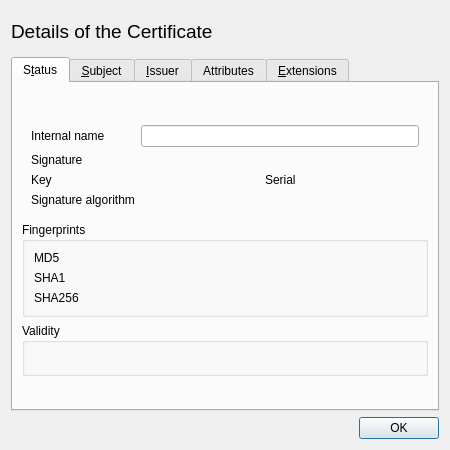
Above: ui/CertDetail.ui from chris2511/xca before the change. Below: the same form after it.
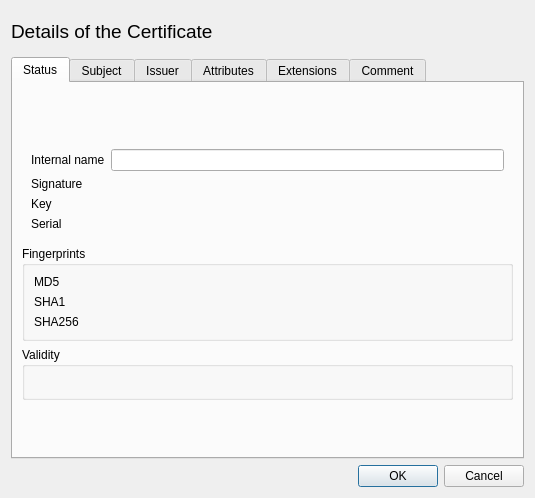
That is the form after the change. Custom widgets are drawn as their Qt base class.

```diff
--- a/ui/CertDetail.ui
+++ b/ui/CertDetail.ui
@@ -6,19 +6,13 @@
    <rect>
     <x>0</x>
     <y>0</y>
-    <width>450</width>
-    <height>450</height>
+    <width>535</width>
+    <height>498</height>
    </rect>
   </property>
   <layout class="QVBoxLayout" name="verticalLayout_2">
    <item>
     <layout class="QHBoxLayout">
-     <property name="spacing">
-      <number>6</number>
-     </property>
-     <property name="margin">
-      <number>0</number>
-     </property>
      <item>
       <widget class="QLabel" name="headerLabel">
        <property name="font">
@@ -81,7 +75,7 @@
      </property>
      <widget class="QWidget" name="unnamed">
       <attribute name="title">
-       <string>S&amp;tatus</string>
+       <string>Status</string>
       </attribute>
       <layout class="QVBoxLayout" name="verticalLayout_4">
        <item>
@@ -105,62 +99,7 @@
          <property name="frameShadow">
           <enum>QFrame::Sunken</enum>
          </property>
-         <layout class="QGridLayout">
-          <property name="margin">
-           <number>9</number>
-          </property>
-          <property name="spacing">
-           <number>6</number>
-          </property>
-          <item row="3" column="1">
-           <widget class="CopyLabel" name="sigAlgo"/>
-          </item>
-          <item row="2" column="1">
-           <layout class="QHBoxLayout">
-            <property name="spacing">
-             <number>6</number>
-            </property>
-            <property name="margin">
-             <number>0</number>
-            </property>
-            <item>
-             <widget class="ClickLabel" name="privKey"/>
-            </item>
-            <item>
-             <widget class="QLabel" name="serialLabel">
-              <property name="sizePolicy">
-               <sizepolicy hsizetype="Fixed" vsizetype="Minimum">
-                <horstretch>0</horstretch>
-                <verstretch>0</verstretch>
-               </sizepolicy>
-              </property>
-              <property name="text">
-               <string>Serial</string>
-              </property>
-             </widget>
-            </item>
-            <item>
-             <widget class="CopyLabel" name="serialNr">
-              <property name="sizePolicy">
-               <sizepolicy hsizetype="Preferred" vsizetype="Minimum">
-                <horstretch>0</horstretch>
-                <verstretch>0</verstretch>
-               </sizepolicy>
-              </property>
-              <property name="toolTip">
-               <string>The serial number of the certificate</string>
-              </property>
-             </widget>
-            </item>
-           </layout>
-          </item>
-          <item row="0" column="1">
-           <widget class="QLineEdit" name="descr">
-            <property name="toolTip">
-             <string>The internal name of the certificate in the database</string>
-            </property>
-           </widget>
-          </item>
+         <layout class="QGridLayout" name="gridLayout">
           <item row="0" column="0">
            <widget class="QLabel" name="TextLabel2">
             <property name="text">
@@ -168,26 +107,10 @@
             </property>
            </widget>
           </item>
-          <item row="1" column="1">
-           <layout class="QHBoxLayout">
-            <property name="spacing">
-             <number>6</number>
-            </property>
-            <property name="margin">
-             <number>0</number>
-            </property>
-            <item>
-             <widget class="ClickLabel" name="signature"/>
-            </item>
-            <item>
-             <widget class="ClickLabel" name="trustState"/>
-            </item>
-           </layout>
-          </item>
-          <item row="3" column="0">
-           <widget class="QLabel" name="TextLabel1_2_2">
-            <property name="text">
-             <string>Signature algorithm</string>
+          <item row="0" column="1">
+           <widget class="QLineEdit" name="descr">
+            <property name="toolTip">
+             <string>The internal name of the certificate in the database</string>
             </property>
            </widget>
           </item>
@@ -198,6 +121,24 @@
             </property>
            </widget>
           </item>
+          <item row="1" column="1">
+           <layout class="QHBoxLayout" name="horizontalLayout">
+            <item>
+             <widget class="ClickLabel" name="signature">
+              <property name="text">
+               <string/>
+              </property>
+             </widget>
+            </item>
+            <item>
+             <widget class="CopyLabel" name="sigAlgo">
+              <property name="text">
+               <string/>
+              </property>
+             </widget>
+            </item>
+           </layout>
+          </item>
           <item row="2" column="0">
            <widget class="QLabel" name="TextLabel6">
             <property name="text">
@@ -205,6 +146,42 @@
             </property>
            </widget>
           </item>
+          <item row="2" column="1">
+           <widget class="ClickLabel" name="privKey">
+            <property name="text">
+             <string/>
+            </property>
+           </widget>
+          </item>
+          <item row="3" column="0">
+           <widget class="QLabel" name="serialLabel">
+            <property name="sizePolicy">
+             <sizepolicy hsizetype="Fixed" vsizetype="Minimum">
+              <horstretch>0</horstretch>
+              <verstretch>0</verstretch>
+             </sizepolicy>
+            </property>
+            <property name="text">
+             <string>Serial</string>
+            </property>
+           </widget>
+          </item>
+          <item row="3" column="1">
+           <widget class="CopyLabel" name="serialNr">
+            <property name="sizePolicy">
+             <sizepolicy hsizetype="Preferred" vsizetype="Minimum">
+              <horstretch>0</horstretch>
+              <verstretch>0</verstretch>
+             </sizepolicy>
+            </property>
+            <property name="toolTip">
+             <string>The serial number of the certificate</string>
+            </property>
+            <property name="text">
+             <string/>
+            </property>
+           </widget>
+          </item>
          </layout>
         </widget>
        </item>
@@ -265,9 +242,6 @@
           <string>Validity</string>
          </property>
          <layout class="QHBoxLayout">
-          <property name="spacing">
-           <number>6</number>
-          </property>
           <property name="margin">
            <number>8</number>
           </property>
@@ -315,7 +289,7 @@
      </widget>
      <widget class="QWidget" name="unnamed_1">
       <attribute name="title">
-       <string>&amp;Subject</string>
+       <string>Subject</string>
       </attribute>
       <layout class="QVBoxLayout">
        <property name="spacing">
@@ -331,7 +305,7 @@
      </widget>
      <widget class="QWidget" name="tab">
       <attribute name="title">
-       <string>&amp;Issuer</string>
+       <string>Issuer</string>
       </attribute>
       <layout class="QVBoxLayout">
        <property name="spacing">
@@ -357,7 +331,7 @@
      </widget>
      <widget class="QWidget" name="unnamed_2">
       <attribute name="title">
-       <string>&amp;Extensions</string>
+       <string>Extensions</string>
       </attribute>
       <layout class="QVBoxLayout" name="verticalLayout">
        <item>
@@ -376,12 +350,33 @@
        </item>
       </layout>
      </widget>
+     <widget class="QWidget" name="commentTab">
+      <attribute name="title">
+       <string>Comment</string>
+      </attribute>
+      <layout class="QVBoxLayout" name="verticalLayout_5">
+       <item>
+        <widget class="QTextEdit" name="comment">
+         <property name="html">
+          <string notr="true">&lt;!DOCTYPE HTML PUBLIC &quot;-//W3C//DTD HTML 4.0//EN&quot; &quot;http://www.w3.org/TR/REC-html40/strict.dtd&quot;&gt;
+&lt;html&gt;&lt;head&gt;&lt;meta name=&quot;qrichtext&quot; content=&quot;1&quot; /&gt;&lt;style type=&quot;text/css&quot;&gt;
+p, li { white-space: pre-wrap; }
+&lt;/style&gt;&lt;/head&gt;&lt;body style=&quot; font-family:'Sans Serif'; font-size:9pt; font-weight:400; font-style:normal;&quot;&gt;
+&lt;p style=&quot;-qt-paragraph-type:empty; margin-top:0px; margin-bottom:0px; margin-left:0px; margin-right:0px; -qt-block-indent:0; text-indent:0px;&quot;&gt;&lt;/p&gt;&lt;/body&gt;&lt;/html&gt;</string>
+         </property>
+         <property name="acceptRichText">
+          <bool>false</bool>
+         </property>
+        </widget>
+       </item>
+      </layout>
+     </widget>
     </widget>
    </item>
    <item>
     <widget class="QDialogButtonBox" name="buttonBox">
      <property name="standardButtons">
-      <set>QDialogButtonBox::Ok</set>
+      <set>QDialogButtonBox::Cancel|QDialogButtonBox::Ok</set>
      </property>
     </widget>
    </item>
```
Left out of the diff: 26 changed lines with no effect on the pictures.
